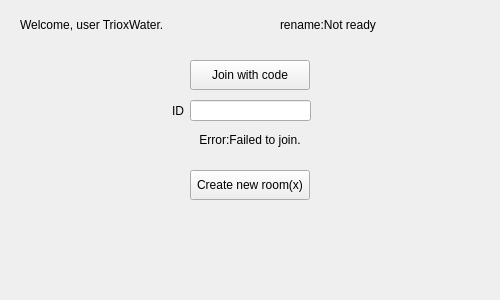
Before: the Qt Designer form mul_initwidget.ui in StopInvolution/ChineseCheckers, drawn with Qt 5.
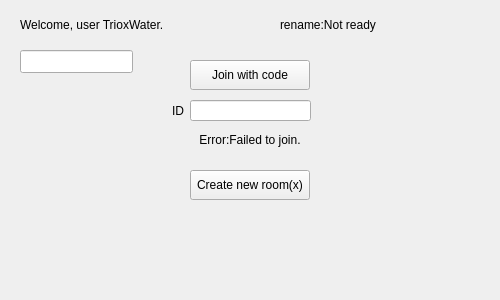
After: the same form once the commit is applied.

```diff
--- a/mul_initwidget.ui
+++ b/mul_initwidget.ui
@@ -110,6 +110,16 @@
     <set>Qt::AlignRight|Qt::AlignTrailing|Qt::AlignVCenter</set>
    </property>
   </widget>
+  <widget class="QLineEdit" name="nameEdit">
+   <property name="geometry">
+    <rect>
+     <x>20</x>
+     <y>50</y>
+     <width>113</width>
+     <height>23</height>
+    </rect>
+   </property>
+  </widget>
  </widget>
  <resources/>
  <connections/>
```
